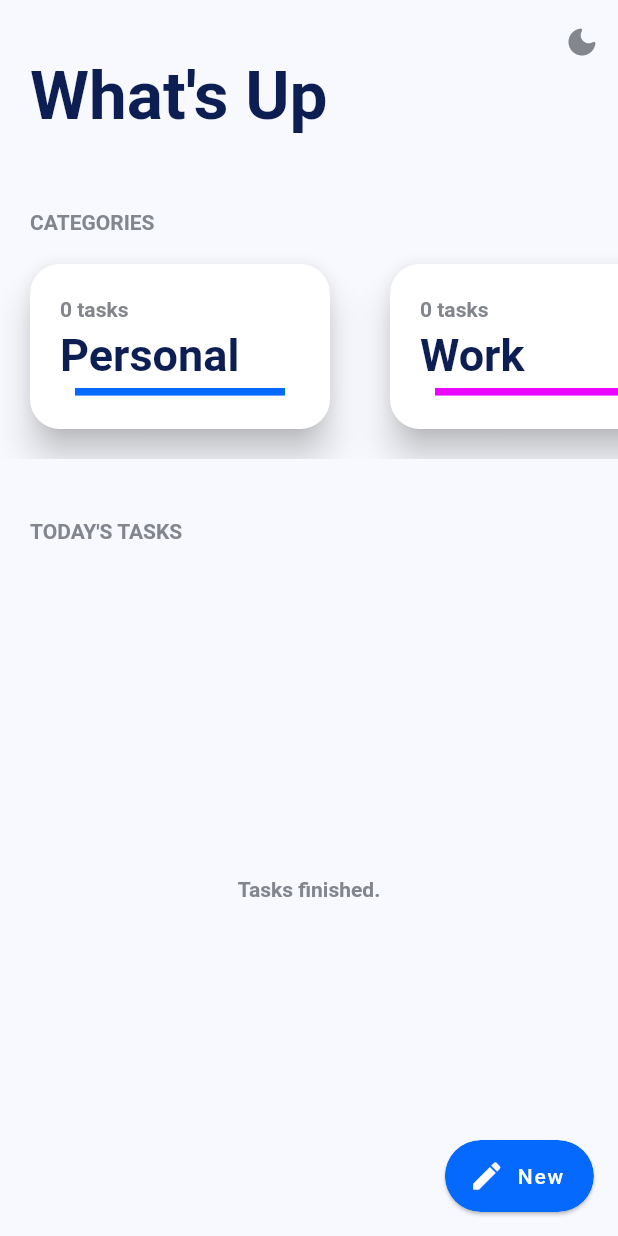
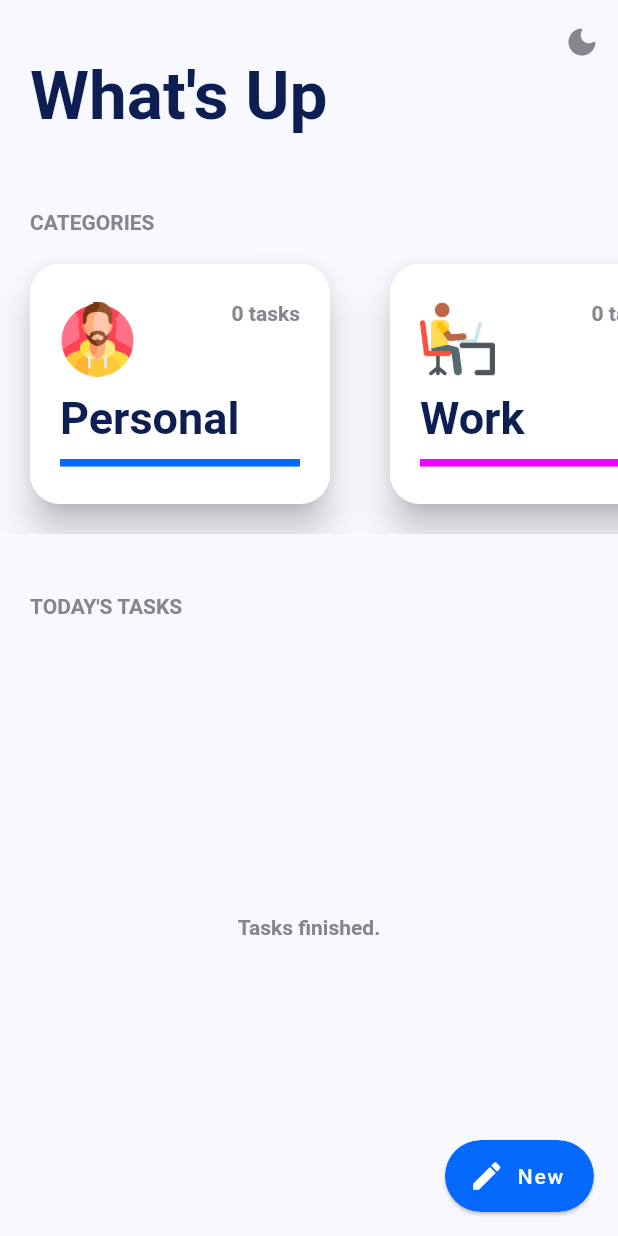
Before and after one commit to Perniciosius/ToDo, a Flutter app: the screen it shows after launch, on a phone screen of 412 x 824 dp. Run offline on Flutter 3.47's test engine with Material 2 defaults, Android fonts, the phone set to English and light mode, and no system bars; drawn by our look-alikes of percent_indicator; our stand-ins replace google_fonts, shared_preferences, sqflite; accounts and stored records are empty; Roboto replaces fonts that are missing (Varela Round).

Commit message:
show category image on homepage

```diff
--- a/lib/pages/home_page.dart
+++ b/lib/pages/home_page.dart
@@ -74,7 +74,7 @@
                   ),
                 ),
                 SizedBox(
-                  height: 150.0,
+                  height: 200.0,
                   child: Consumer<TodoProvider>(
                     builder: (context, todoProvider, _) => ListView(
                       scrollDirection: Axis.horizontal,
--- a/lib/widgets/category_card.dart
+++ b/lib/widgets/category_card.dart
@@ -31,15 +31,28 @@
             crossAxisAlignment: CrossAxisAlignment.start,
             mainAxisSize: MainAxisSize.min,
             children: [
-              Text(
-                '$taskCount tasks',
-                style: TextStyle(color: secondaryTextColor),
+              Row(
+                mainAxisSize: MainAxisSize.max,
+                mainAxisAlignment: MainAxisAlignment.spaceBetween,
+                crossAxisAlignment: CrossAxisAlignment.start,
+                children: [
+                  Image.asset(
+                    getCategoryImageName(category),
+                    width: 50.0,
+                    height: 50.0,
+                  ),
+                  Text(
+                    '$taskCount tasks',
+                    style: TextStyle(color: secondaryTextColor),
+                  ),
+                ],
               ),
               Text(
                 getCategoryName(category),
                 style: TextStyle(fontSize: categoryFontSize),
               ),
               LinearPercentIndicator(
+                padding: EdgeInsets.zero,
                 percent: taskCount != 0 ? completedTaskCount / taskCount : 1.0,
                 progressColor: getCategoryColor(category),
                 backgroundColor: getCategoryColor(category).withOpacity(0.3),
```
